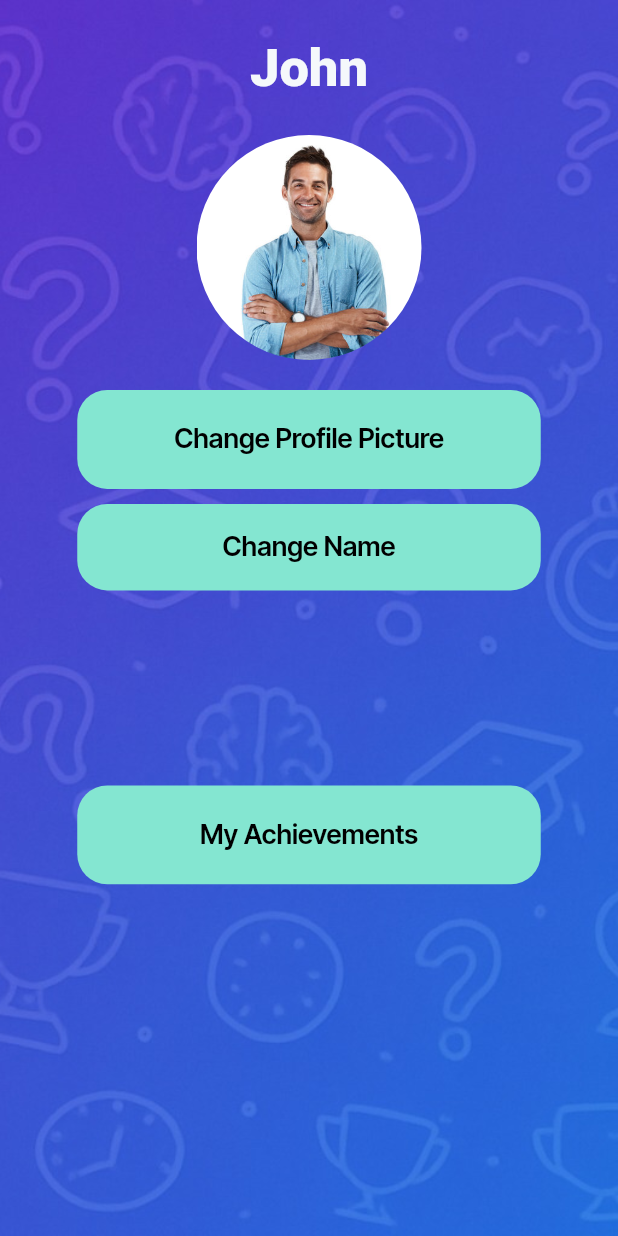
After one commit to MarkoTkalec321/mindly, a Flutter app: the ProfileWidget screen opened by its route, on a phone screen of 412 x 824 dp. The commit adds this screen. Run offline on Flutter 3.47's test engine with Material 3 defaults, Android fonts, the phone set to English and light mode, and no system bars; our stand-ins replace font_awesome_flutter, google_fonts, image_picker.

Commit message:
all buttons done in my profile

```diff
--- /dev/null
+++ b/lib/screens/profile/models/profile_page_model.dart
@@ -0,0 +1,67 @@
+import 'package:flutter/material.dart';
+import 'package:flutter/foundation.dart' show kIsWeb;
+import 'dart:io';
+
+class ProfilePageModel {
+  static String userName = 'John';
+  static String profilePicture = 'assets/images/john.jpg';
+  static bool isCustomImage = false;
+
+  static void updateUserName(String newName) {
+    userName = newName;
+  }
+
+  static void updateProfilePicture(String imagePath) {
+    profilePicture = imagePath;
+    isCustomImage = true;
+  }
+
+  static Widget getProfileImage() {
+    if (isCustomImage) {
+      if (kIsWeb) {
+        // For web, use network image
+        return Image.network(
+          profilePicture,
+          width: 150,
+          height: 150,
+          fit: BoxFit.cover,
+          errorBuilder: (context, error, stackTrace) {
+            return Image.asset(
+              'assets/images/john.jpg',
+              width: 150,
+              height: 150,
+              fit: BoxFit.cover,
+            );
+          },
+        );
+      } else {
+        // For mobile, use file image
+        return Image.file(
+          File(profilePicture),
+          width: 150,
+          height: 150,
+          fit: BoxFit.cover,
+          errorBuilder: (context, error, stackTrace) {
+            return Image.asset(
+              'assets/images/john.jpg',
+              width: 150,
+              height: 150,
+              fit: BoxFit.cover,
+            );
+          },
+        );
+      }
+    }
+    // Default asset image
+    return Image.asset(
+      profilePicture,
+      width: 150,
+      height: 150,
+      fit: BoxFit.cover,
+    );
+  }
+
+  void dispose() {
+    // Dispose of any resources if needed
+  }
+}
--- /dev/null
+++ b/lib/screens/profile/profile_page.dart
@@ -0,0 +1,230 @@
+import '/flutter_flow/flutter_flow_theme.dart';
+import '/flutter_flow/flutter_flow_util.dart';
+import 'package:image_picker/image_picker.dart';
+import 'package:flutter/material.dart';
+import 'package:google_fonts/google_fonts.dart';
+import '../achievements/achievements_page.dart';  // Add this import
+
+import './models/profile_page_model.dart';
+export './models/profile_page_model.dart';
+
+class ProfileWidget extends StatefulWidget {
+  const ProfileWidget({super.key});
+
+  static String routeName = 'profilePage';
+  static String routePath = '/profilePage';
+
+  @override
+  State<ProfileWidget> createState() => _ProfileWidgetState();
+}
+
+class _ProfileWidgetState extends State<ProfileWidget> {
+  late ProfilePageModel _model;
+
+  final scaffoldKey = GlobalKey<ScaffoldState>();
+
+  @override
+  void initState() {
+    super.initState();
+    _model = createModel(context, () => ProfilePageModel());
+  }
+
+  @override
+  void dispose() {
+    _model.dispose();
+
+    super.dispose();
+  }
+
+  @override
+  Widget build(BuildContext context) {
+    return Scaffold(
+      key: scaffoldKey,
+      backgroundColor: FlutterFlowTheme.of(context).primaryBackground,
+      body: SingleChildScrollView(
+      child: Column(
+        mainAxisSize: MainAxisSize.max,
+        children: [
+          Container(
+            width: double.infinity,
+            height: MediaQuery.of(context).size.height,
+            decoration: BoxDecoration(
+              color: FlutterFlowTheme.of(context).secondaryBackground,
+              image: DecorationImage(
+                fit: BoxFit.cover,
+                image: Image.asset(
+                  'assets/images/background.png',
+                ).image,
+              ),
+            ),
+            child: Column(
+              mainAxisSize: MainAxisSize.max,
+              children: [
+                Padding(
+                  padding: EdgeInsets.symmetric(vertical: 20),
+                  child: Text(
+                    ProfilePageModel.userName,
+                    textAlign: TextAlign.center,
+                    style: GoogleFonts.roboto(
+                      textStyle: FlutterFlowTheme.of(context).bodyMedium.copyWith(
+                        color: Color(0xFFF5F8FB),
+                        fontSize: 35,
+                        letterSpacing: 0.0,
+                        fontWeight: FontWeight.w800,
+                      ),
+                    ),
+                  ),
+                ),
+                ClipRRect(
+                  borderRadius: BorderRadius.circular(75),  // Half of width/height (150/2) for circular shape
+                  child: ProfilePageModel.getProfileImage(),
+                ),
+                Padding(
+                  padding: EdgeInsetsDirectional.fromSTEB(0, 20, 0, 10),
+                  child: GestureDetector(
+                    onTap: () async {
+                    final ImagePicker picker = ImagePicker();
+                    try {
+                      final XFile? image = await picker.pickImage(
+                        source: ImageSource.gallery,
+                        maxWidth: 1000,
+                        maxHeight: 1000,
+                        imageQuality: 70,
+                      );
+
+                      if (image != null) {
+                        // Update the profile picture in the model
+                        ProfilePageModel.updateProfilePicture(image.path);
+                        setState(() {}); // Refresh the UI
+                      }
+                    } catch (e) {
+                      print('Error picking image: $e');
+                      // Optionally show an error message to the user
+                      ScaffoldMessenger.of(context).showSnackBar(
+                        SnackBar(
+                          content: Text('Failed to pick image'),
+                          backgroundColor: Colors.red,
+                        ),
+                      );
+                    }
+                  },
+                    child: SizedBox(
+                      width: MediaQuery.of(context).size.width * 0.75,
+                      height: MediaQuery.of(context).size.height * 0.08,
+                      child: Container(
+                        decoration: BoxDecoration(
+                          color: Color(0xFF84E6D1),
+                          borderRadius: BorderRadius.circular(20),
+                        ),
+                        child: Center(
+                          child: Text(
+                            'Change Profile Picture',
+                            style: GoogleFonts.interTight(
+                              textStyle: FlutterFlowTheme.of(context).titleSmall.copyWith(
+                                color: Colors.black,
+                                letterSpacing: 0.0,
+                              ),
+                            ),
+                          ),
+                        ),
+                      ),
+                    ),
+                  ),
+                ),
+                Padding(
+                  padding: EdgeInsetsDirectional.fromSTEB(0, 0, 0, 10),
+                  child: GestureDetector(
+                  onTap: () async {
+                    final TextEditingController nameController = TextEditingController(text: ProfilePageModel.userName);
+
+                    await showDialog<String>(
+                      context: context,
+                      builder: (context) => AlertDialog(
+                        title: Text('Change Name'),
+                        content: TextField(
+                          controller: nameController,
+                          decoration: InputDecoration(
+                            hintText: 'Enter new name',
+                          ),
+                        ),
+                        actions: [
+                          TextButton(
+                            onPressed: () => Navigator.pop(context),
+                            child: Text('Cancel'),
+                          ),
+                          TextButton(
+                            onPressed: () {
+                              ProfilePageModel.updateUserName(nameController.text);
+                              setState(() {}); // Refresh the UI
+                              Navigator.pop(context);
+                            },
+                            child: Text('Save'),
+                          ),
+                        ],
+                      ),
+                    );
+
+                    // Clean up the controller when the dialog is dismissed
+                    nameController.dispose();
+                  },
+                    child: SizedBox(
+                      width: MediaQuery.of(context).size.width * 0.75,
+                      height: MediaQuery.of(context).size.height * 0.07,
+                      child: Container(
+                        decoration: BoxDecoration(
+                          color: Color(0xFF84E6D1),
+                          borderRadius: BorderRadius.circular(20),
+                        ),
+                        child: Center(
+                          child: Text(
+                            'Change Name',
+                            style: GoogleFonts.interTight(
+                              textStyle: FlutterFlowTheme.of(context).titleSmall.copyWith(
+                                color: Colors.black,
+                                letterSpacing: 0.0,
+                              ),
+                            ),
+                          ),
+                        ),
+                      ),
+                    ),
+                  ),
+                ),
+                Padding(
+                  padding: EdgeInsetsDirectional.fromSTEB(0, 120, 0, 10),
+                  child: GestureDetector(
+                    onTap: () {
+                      Navigator.pushNamed(context, AchievementsWidget.routePath);  // Changed from print statement
+                    },
+                    child: SizedBox(
+                      width: MediaQuery.of(context).size.width * 0.75,
+                      height: MediaQuery.of(context).size.height * 0.08,
+                      child: Container(
+                        decoration: BoxDecoration(
+                          color: Color(0xFF84E6D1),
+                          borderRadius: BorderRadius.circular(20),  // Changed from 8 to 20 to match others
+                        ),
+                        child: Center(
+                          child: Text(
+                            'My Achievements',
+                            style: GoogleFonts.interTight(
+                              textStyle: FlutterFlowTheme.of(context).titleSmall.copyWith(
+                                color: Colors.black,
+                                letterSpacing: 0.0,
+                              ),
+                            ),
+                          ),
+                        ),
+                      ),
+                    ),
+                  ),
+                ),
+              ],
+            ),
+          ),
+        ],
+      ),
+    ),
+    );
+  }
+}
--- a/pubspec.yaml
+++ b/pubspec.yaml
@@ -13,6 +13,7 @@ dependencies:
   provider: ^6.1.1
   window_manager: ^0.3.8
   font_awesome_flutter: ^10.7.0
+  image_picker: ^1.1.2
 
 dev_dependencies:
   flutter_test:
```
Also changed, not shown: lib/main.dart (+7 -0 lines), lib/screens/auth/login_page.dart (+6 -7 lines), lib/screens/home_page/home_page.dart (+4 -3 lines), lib/screens/menu/main_navigation.dart (+7 -2 lines), lib/screens/quizzes/models/quizzes_page_model.dart (added, +10 -0 lines), lib/screens/quizzes/quizzes_page.dart (added, +386 -0 lines), assets/images/john.jpg (added), assets/images/john2.jpg (added), pubspec.lock, 5 other files.
